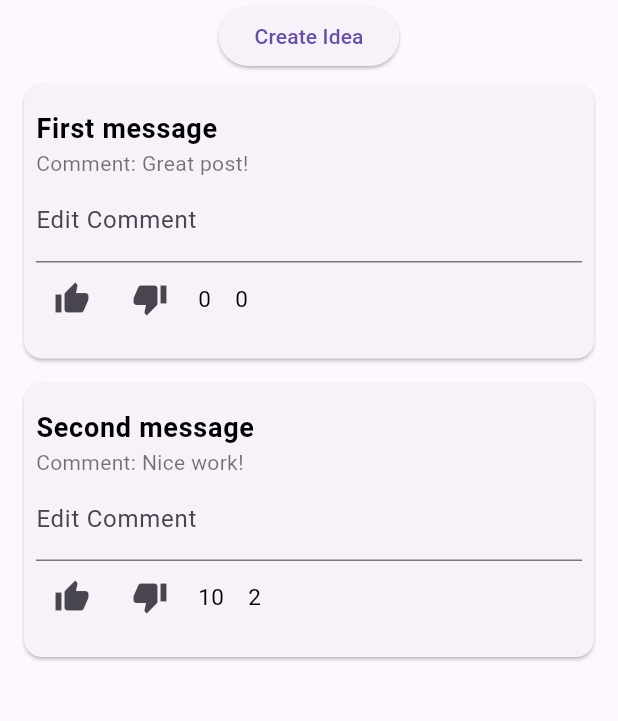
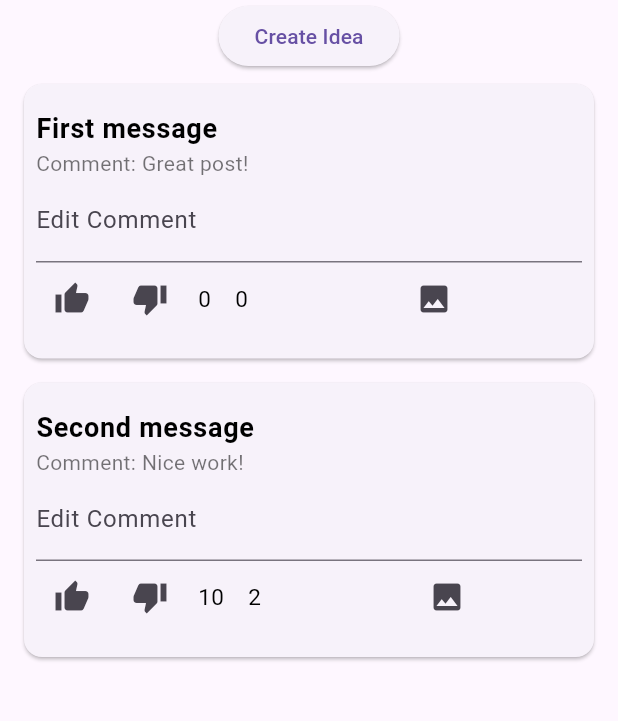
Before and after one commit to Sam20042/BuzzApplication, a Flutter app: the screen it shows once a user with an empty profile is signed in, on a phone screen of 412 x 824 dp, the part 84-805 px from its top. Run offline on Flutter 3.47's test engine with Material 3 defaults, Android fonts, the phone set to English and light mode, and no system bars; our stand-ins replace camera, firebase_auth, firebase_core, google_sign_in; accounts and stored records are empty.

Commit message:
adding image functionality

```diff
--- a/mobile/flutter/ideas_application/lib/messages/message_item.dart
+++ b/mobile/flutter/ideas_application/lib/messages/message_item.dart
@@ -70,7 +70,6 @@ class _MessageItemState extends State<MessageItem> {
           ),
         ],
       ),
-      //trailing: Row()
     );
   }
 }
--- a/mobile/flutter/ideas_application/lib/messages/message_list.dart
+++ b/mobile/flutter/ideas_application/lib/messages/message_list.dart
@@ -13,6 +13,19 @@ class MessageList extends StatelessWidget {
     required this.onUpdateDislikes,
     required this.onUpdateComment,
   });
+
+  /*void goToProfilePage() {
+    //pop menu drawer
+    Navigator.pop(context);
+
+    //go to a new page
+    Navigator.push(
+      context,
+      MaterialPageRoute(
+        builder: (context) => const ProfilePage(),
+      ),
+    );
+  }*/
 
   @override
   Widget build(BuildContext context) {
@@ -90,6 +103,14 @@ class MessageList extends StatelessWidget {
                         color: Colors.black,
                       ),
                     ),
+                    const SizedBox(width: 100),
+
+                    //add a photo button
+                    IconButton(
+                      icon: const Icon(Icons.image),
+                      onPressed: () => onUpdateDislikes(message['mId'], 1), // Increment by 1
+                    ),
+                    const SizedBox(width: 8),
                   ],
                 ),
               ],
```
